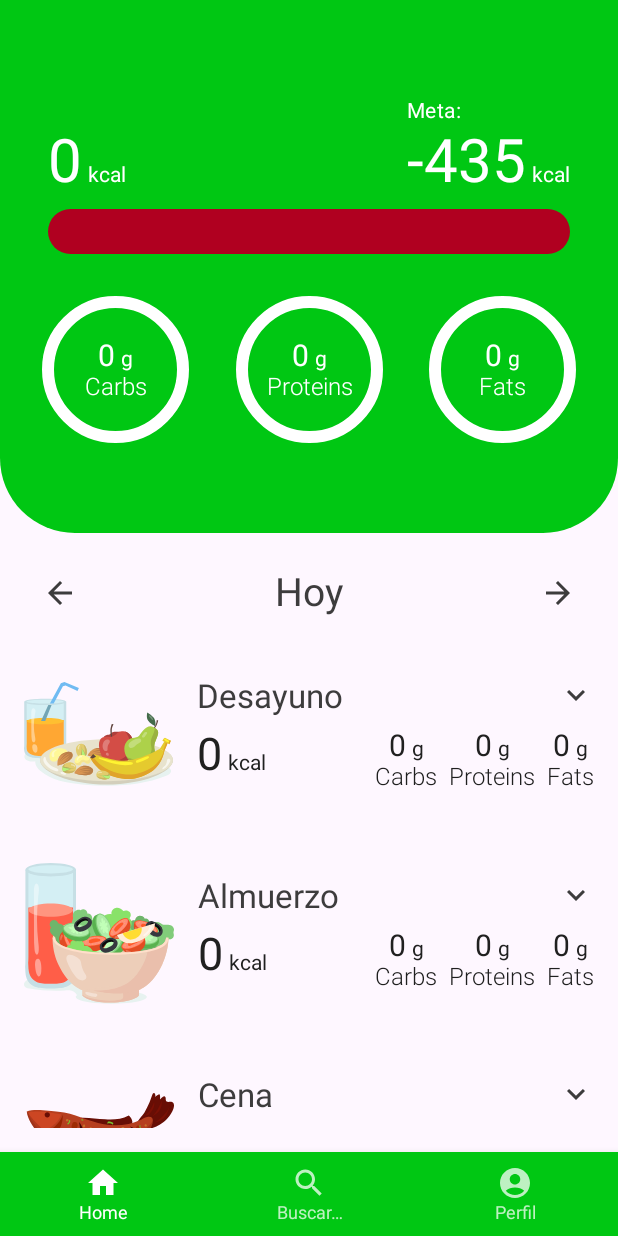
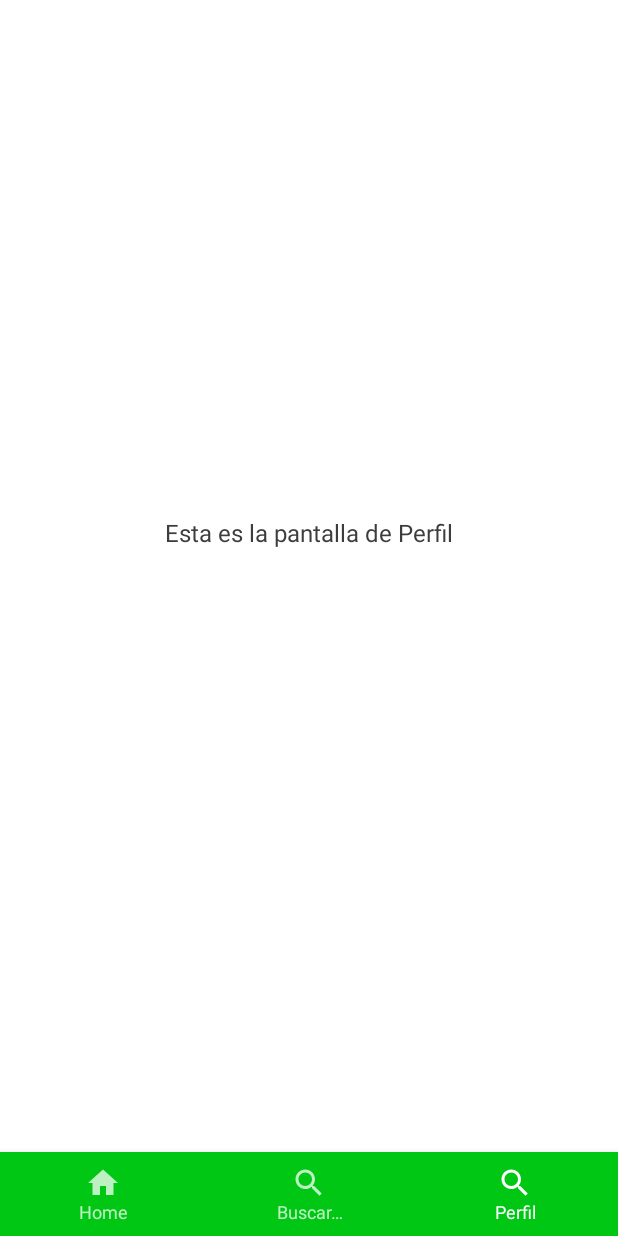
Before and after one commit to unlam-tec-movil/A2-2023-H2-E5, an Android app built with Jetpack Compose: the TrackerOverviewScreen screen opened through its navigation route, item 3 of the bottom bar chosen, on a phone screen of 412 x 824 dp. Run offline under Robolectric (Android 15) with nearby library versions, the phone set to English and light mode, and no system bars; our stand-ins replace Dagger/Hilt's generated code.

Commit message:
fixedNavigation

```diff
--- a/app/src/main/java/ar/edu/unlam/mobile/scaffold/MainActivity.kt
+++ b/app/src/main/java/ar/edu/unlam/mobile/scaffold/MainActivity.kt
@@ -1,5 +1,6 @@
 package ar.edu.unlam.mobile.scaffold
 
+import CustomBottomNavigation
 import android.os.Bundle
 import androidx.activity.ComponentActivity
 import androidx.activity.compose.setContent
@@ -14,6 +15,8 @@ import androidx.navigation.compose.composable
 import androidx.navigation.compose.rememberNavController
 import androidx.navigation.navArgument
 import ar.edu.unlam.mobile.scaffold.domain.preferences.Preferences
+import ar.edu.unlam.mobile.scaffold.navigation.AppState
+import ar.edu.unlam.mobile.scaffold.navigation.NavigationScreen
 import ar.edu.unlam.mobile.scaffold.navigation.Route
 import ar.edu.unlam.mobile.scaffold.ui.screens.SearchScreen
 import ar.edu.unlam.mobile.scaffold.ui.screens.TrackerOverviewScreen
@@ -22,7 +25,9 @@ import ar.edu.unlam.mobile.scaffold.ui.screens.age.AgeScreen
 import ar.edu.unlam.mobile.scaffold.ui.screens.gender.GenderScreen
 import ar.edu.unlam.mobile.scaffold.ui.screens.goal.GoalScreen
 import ar.edu.unlam.mobile.scaffold.ui.screens.height.HeightScreen
+import ar.edu.unlam.mobile.scaffold.ui.screens.home.HomeScreen
 import ar.edu.unlam.mobile.scaffold.ui.screens.nutrientgoal.NutrientGoalScreen
+import ar.edu.unlam.mobile.scaffold.ui.screens.profile.ProfileScreen
 import ar.edu.unlam.mobile.scaffold.ui.screens.steps.StepScreen
 import ar.edu.unlam.mobile.scaffold.ui.screens.weight.WeightScreen
 import ar.edu.unlam.mobile.scaffold.ui.screens.welcome.WelcomeScreen
@@ -43,13 +48,23 @@ class MainActivity : ComponentActivity() {
             CalorieTrackerTheme {
                 val navController = rememberNavController()
                 val scaffoldState = rememberScaffoldState()
+                val bottomBarScreens = listOf(NavigationScreen.Home, NavigationScreen.Search, NavigationScreen.Profile)
+                val appState = AppState(navController, bottomBarScreens)
                 Scaffold(
                     modifier = Modifier.fillMaxSize(),
                     scaffoldState = scaffoldState,
+                    bottomBar = {
+                        if (appState.shouldShowBottomBar) {
+                            CustomBottomNavigation(
+                                items = bottomBarScreens,
+                                navController = navController,
+                            )
+                        }
+                    },
                 ) { padding ->
                     NavHost(
                         navController = navController,
-                        startDestination = if (shouldShowOnboarding) Route.WELCOME else Route.TRACKER_OVERVIEW,
+                        startDestination = if (shouldShowOnboarding) Route.WELCOME else Route.HOME,
                         modifier = Modifier.padding(padding),
                     ) {
                         composable(Route.WELCOME) {
@@ -112,7 +127,7 @@ class MainActivity : ComponentActivity() {
                             NutrientGoalScreen(
                                 scaffoldState = scaffoldState,
                                 onNextClick = {
-                                    navController.navigate(Route.TRACKER_OVERVIEW)
+                                    navController.navigate(Route.HOME)
                                 },
                             )
                         }
@@ -121,11 +136,9 @@ class MainActivity : ComponentActivity() {
                                 onNavigateToSearch = { mealName, day, month, year ->
                                     navController.navigate(
                                         Route.SEARCH +
-                                                "/$mealName" + "/$day" + "/$month" + "/$year",
+                                            "/$mealName" + "/$day" + "/$month" + "/$year",
                                     )
                                 },
-                                onTabSelected = {},
-                                selectedTabIndex = 0
                             )
                         }
                         composable(
@@ -160,6 +173,12 @@ class MainActivity : ComponentActivity() {
                                 },
                             )
                         }
+                        composable(Route.HOME) {
+                            HomeScreen(modifier = Modifier.padding(padding))
+                        }
+                        composable(Route.PROFILE) {
+                            ProfileScreen(modifier = Modifier.padding(padding))
+                        }
                     }
                 }
             }
--- /dev/null
+++ b/app/src/main/java/ar/edu/unlam/mobile/scaffold/navigation/AppState.kt
@@ -0,0 +1,15 @@
+package ar.edu.unlam.mobile.scaffold.navigation
+
+import androidx.compose.runtime.Composable
+import androidx.navigation.NavHostController
+import androidx.navigation.compose.currentBackStackEntryAsState
+
+class AppState(
+    val navController: NavHostController,
+    private val navigationTabs: List<NavigationScreen>,
+) {
+    private val bottomBarRoutes = navigationTabs.map { it.route }
+
+    val shouldShowBottomBar: Boolean
+        @Composable get() = navController.currentBackStackEntryAsState().value?.destination?.route in bottomBarRoutes
+}
--- /dev/null
+++ b/app/src/main/java/ar/edu/unlam/mobile/scaffold/navigation/NavigationScreen.kt
@@ -0,0 +1,17 @@
+package ar.edu.unlam.mobile.scaffold.navigation
+
+import androidx.compose.material.icons.Icons
+import androidx.compose.material.icons.filled.Home
+import androidx.compose.material.icons.filled.Search
+import androidx.compose.ui.graphics.vector.ImageVector
+import ar.edu.unlam.mobile.scaffold.R
+
+sealed class NavigationScreen(
+    val icon: ImageVector,
+    val title: Int,
+    val route: String,
+) {
+    object Home : NavigationScreen(Icons.Default.Home, R.string.home, Route.HOME)
+    object Search : NavigationScreen(Icons.Default.Search, R.string.search, Route.TRACKER_OVERVIEW) //Cambiar ruta
+    object Profile : NavigationScreen(Icons.Default.Search, R.string.profile, Route.PROFILE)
+}
--- a/app/src/main/java/ar/edu/unlam/mobile/scaffold/navigation/Route.kt
+++ b/app/src/main/java/ar/edu/unlam/mobile/scaffold/navigation/Route.kt
@@ -13,4 +13,6 @@ object Route {
 
     const val TRACKER_OVERVIEW = "tracker_overview"
     const val SEARCH = "search"
+    const val HOME = "home"
+    const val PROFILE = "profile"
 }
--- a/app/src/main/java/ar/edu/unlam/mobile/scaffold/ui/components/BottomNavigation.kt
+++ b/app/src/main/java/ar/edu/unlam/mobile/scaffold/ui/components/BottomNavigation.kt
@@ -1,4 +1,4 @@
-import androidx.compose.foundation.clickable
+
 import androidx.compose.foundation.layout.height
 import androidx.compose.material.BottomNavigation
 import androidx.compose.material.BottomNavigationItem
@@ -6,48 +6,39 @@ import androidx.compose.material.Icon
 import androidx.compose.material.MaterialTheme
 import androidx.compose.material.Text
 import androidx.compose.runtime.Composable
+import androidx.compose.runtime.getValue
 import androidx.compose.ui.Modifier
-import androidx.compose.ui.graphics.vector.ImageVector
 import androidx.compose.ui.res.stringResource
 import androidx.compose.ui.unit.dp
-import androidx.navigation.NavHostController
-import ar.edu.unlam.mobile.scaffold.navigation.Route
+import androidx.navigation.NavController
+import androidx.navigation.compose.currentBackStackEntryAsState
+import ar.edu.unlam.mobile.scaffold.navigation.NavigationScreen
 
 @Composable
 fun CustomBottomNavigation(
-    items: List<BottomNavigationItemData>,
-    selectedIndex: Int,
-    onItemSelected: (Int) -> Unit,
-    onHomeSelected: () -> Unit,
-    onSearchSelected: () -> Unit
+    items: List<NavigationScreen>,
+    navController: NavController,
 ) {
+    val navBackStackEntry by navController.currentBackStackEntryAsState()
+    val currentRoute = navBackStackEntry?.destination?.route
+
     BottomNavigation(
         modifier = Modifier.height(56.dp),
         backgroundColor = MaterialTheme.colors.primary,
-        contentColor = MaterialTheme.colors.onPrimary
+        contentColor = MaterialTheme.colors.onPrimary,
     ) {
-        items.forEachIndexed { index, item ->
+        items.forEach { item ->
             BottomNavigationItem(
                 icon = {
                     Icon(
                         imageVector = item.icon,
                         contentDescription = null,
-                        modifier = Modifier.clickable {
-                            when (index) {
-                                0 -> onHomeSelected()
-                                1 -> onSearchSelected()
-                            }
-                        }
                     )
                 },
                 label = { Text(text = stringResource(item.title)) },
-                selected = selectedIndex == index,
-                onClick = { onItemSelected(index) }
+                selected = currentRoute == item.route,
+                onClick = { navController.navigate(item.route) },
             )
         }
     }
 }
- data class BottomNavigationItemData(
-    val icon: ImageVector,
-    val title: Int,
-)
--- a/app/src/main/java/ar/edu/unlam/mobile/scaffold/ui/screens/TrackerOverviewScreen.kt
+++ b/app/src/main/java/ar/edu/unlam/mobile/scaffold/ui/screens/TrackerOverviewScreen.kt
@@ -1,7 +1,5 @@
 package ar.edu.unlam.mobile.scaffold.ui.screens
 
-import BottomNavigationItemData
-import CustomBottomNavigation
 import androidx.compose.foundation.layout.Column
 import androidx.compose.foundation.layout.Spacer
 import androidx.compose.foundation.layout.fillMaxSize
@@ -10,19 +8,12 @@ import androidx.compose.foundation.layout.height
 import androidx.compose.foundation.layout.padding
 import androidx.compose.foundation.lazy.LazyColumn
 import androidx.compose.foundation.lazy.items
-import androidx.compose.material.icons.Icons
-import androidx.compose.material.icons.filled.AccountCircle
-import androidx.compose.material.icons.filled.Home
-import androidx.compose.material.icons.filled.Search
-import androidx.compose.material3.Scaffold
 import androidx.compose.runtime.Composable
 import androidx.compose.ui.Modifier
 import androidx.compose.ui.platform.LocalContext
 import androidx.compose.ui.res.stringResource
 import androidx.hilt.navigation.compose.hiltViewModel
-import androidx.navigation.compose.rememberNavController
 import ar.edu.unlam.mobile.scaffold.R
-import ar.edu.unlam.mobile.scaffold.navigation.Route
 import ar.edu.unlam.mobile.scaffold.ui.components.AddButton
 import ar.edu.unlam.mobile.scaffold.ui.components.DaySelector
 import ar.edu.unlam.mobile.scaffold.ui.components.ExpandableMeal
@@ -30,42 +21,19 @@ import ar.edu.unlam.mobile.scaffold.ui.components.NutrientsHeader
 import ar.edu.unlam.mobile.scaffold.ui.components.TrackedFoodItem
 import ar.edu.unlam.mobile.scaffold.ui.theme.LocalSpacing
 
-
 @Composable
 fun TrackerOverviewScreen(
     onNavigateToSearch: (String, Int, Int, Int) -> Unit,
     viewmodel: TrackerOverviewViewmodel = hiltViewModel(),
-    onTabSelected: (Int) -> Unit,
-    selectedTabIndex: Int,
 ) {
     val spacing = LocalSpacing.current
     val state = viewmodel.state
     val context = LocalContext.current
-    val navController = rememberNavController()
-    fun navigateToSearchScreen() {
-        navController.navigate(Route.SEARCH)
-    }
-    Scaffold(
-        bottomBar = {
-            CustomBottomNavigation(
-                items = listOf(
-                    BottomNavigationItemData(Icons.Default.Home, R.string.home),
-                    BottomNavigationItemData(Icons.Default.Search, R.string.search,),
-                    BottomNavigationItemData(Icons.Default.AccountCircle, R.string.profile)
-                ),
-                selectedIndex = selectedTabIndex,
-                onItemSelected = onTabSelected,
-                onHomeSelected = {navController.navigate(Route.TRACKER_OVERVIEW)},
-                onSearchSelected = { navigateToSearchScreen() }
 
-            )
-        },
-        content = { padding ->
     LazyColumn(
         modifier = Modifier
             .fillMaxSize()
-                    .padding(bottom = spacing.spaceMedium)
-                    .padding(padding) // Añade el padding al LazyColumn
+            .padding(bottom = spacing.spaceMedium),
     ) {
         item {
             NutrientsHeader(state = state)
@@ -132,5 +100,3 @@ fun TrackerOverviewScreen(
         }
     }
 }
-    )
-}
--- /dev/null
+++ b/app/src/main/java/ar/edu/unlam/mobile/scaffold/ui/screens/home/HomeScreen.kt
@@ -0,0 +1,15 @@
+package ar.edu.unlam.mobile.scaffold.ui.screens.home
+
+import androidx.compose.foundation.layout.Column
+import androidx.compose.runtime.Composable
+import androidx.compose.ui.Modifier
+import androidx.hilt.navigation.compose.hiltViewModel
+
+@Composable
+fun HomeScreen(
+    modifier: Modifier,
+    viewModel: HomeViewModel = hiltViewModel(),
+) {
+    Column() {
+    }
+}
--- /dev/null
+++ b/app/src/main/java/ar/edu/unlam/mobile/scaffold/ui/screens/home/HomeViewModel.kt
@@ -0,0 +1,9 @@
+package ar.edu.unlam.mobile.scaffold.ui.screens.home
+
+import androidx.lifecycle.ViewModel
+import javax.inject.Inject
+
+class HomeViewModel @Inject constructor(
+
+): ViewModel() {
+}
--- /dev/null
+++ b/app/src/main/java/ar/edu/unlam/mobile/scaffold/ui/screens/profile/ProfileScreen.kt
@@ -0,0 +1,24 @@
+package ar.edu.unlam.mobile.scaffold.ui.screens.profile
+
+import androidx.compose.foundation.layout.Arrangement
+import androidx.compose.foundation.layout.Column
+import androidx.compose.foundation.layout.fillMaxSize
+import androidx.compose.material.Text
+import androidx.compose.runtime.Composable
+import androidx.compose.ui.Alignment
+import androidx.compose.ui.Modifier
+import androidx.hilt.navigation.compose.hiltViewModel
+
+@Composable
+fun ProfileScreen(
+    modifier: Modifier,
+    viewModel: ProfileViewModel = hiltViewModel(),
+) {
+    Column(
+        modifier = modifier.fillMaxSize(),
+        horizontalAlignment = Alignment.CenterHorizontally,
+        verticalArrangement = Arrangement.Center,
+    ) {
+        Text(text = "Esta es la pantalla de Perfil")
+    }
+}
--- /dev/null
+++ b/app/src/main/java/ar/edu/unlam/mobile/scaffold/ui/screens/profile/ProfileViewModel.kt
@@ -0,0 +1,9 @@
+package ar.edu.unlam.mobile.scaffold.ui.screens.profile
+
+import androidx.lifecycle.ViewModel
+import javax.inject.Inject
+
+class ProfileViewModel @Inject constructor(
+
+): ViewModel() {
+}
```
Lines whose indentation alone changed are shown as unchanged.
